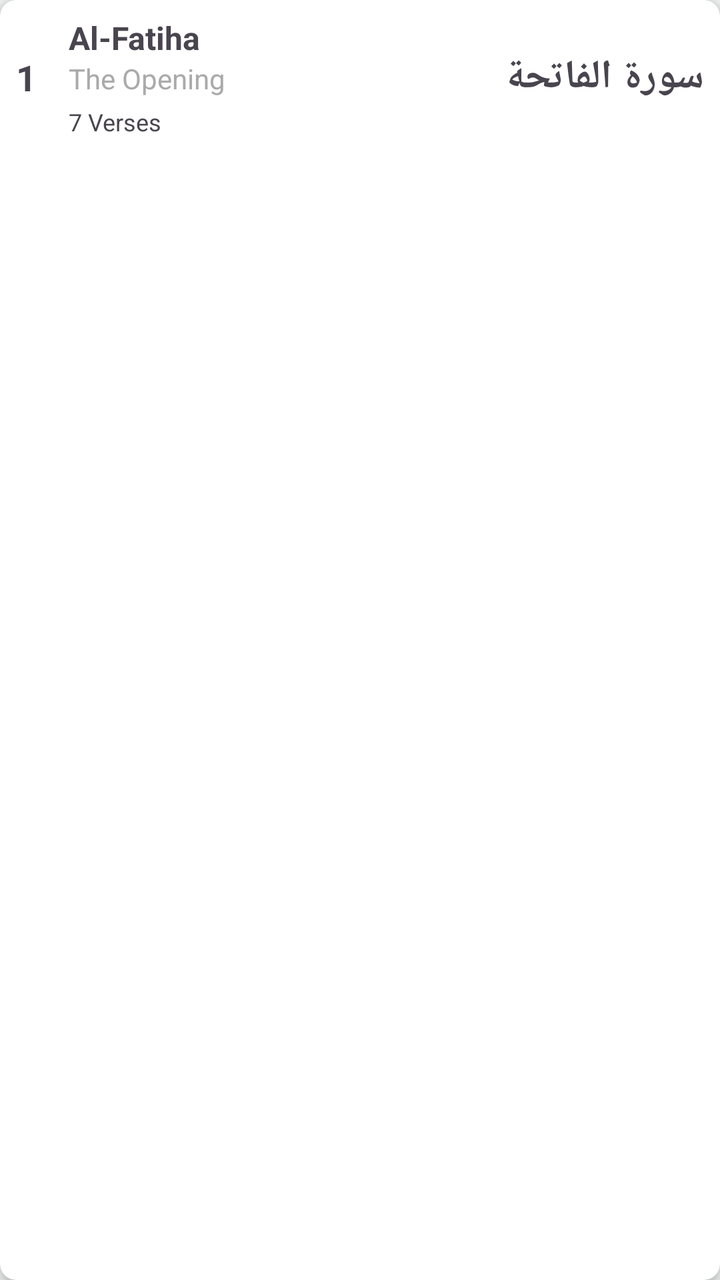
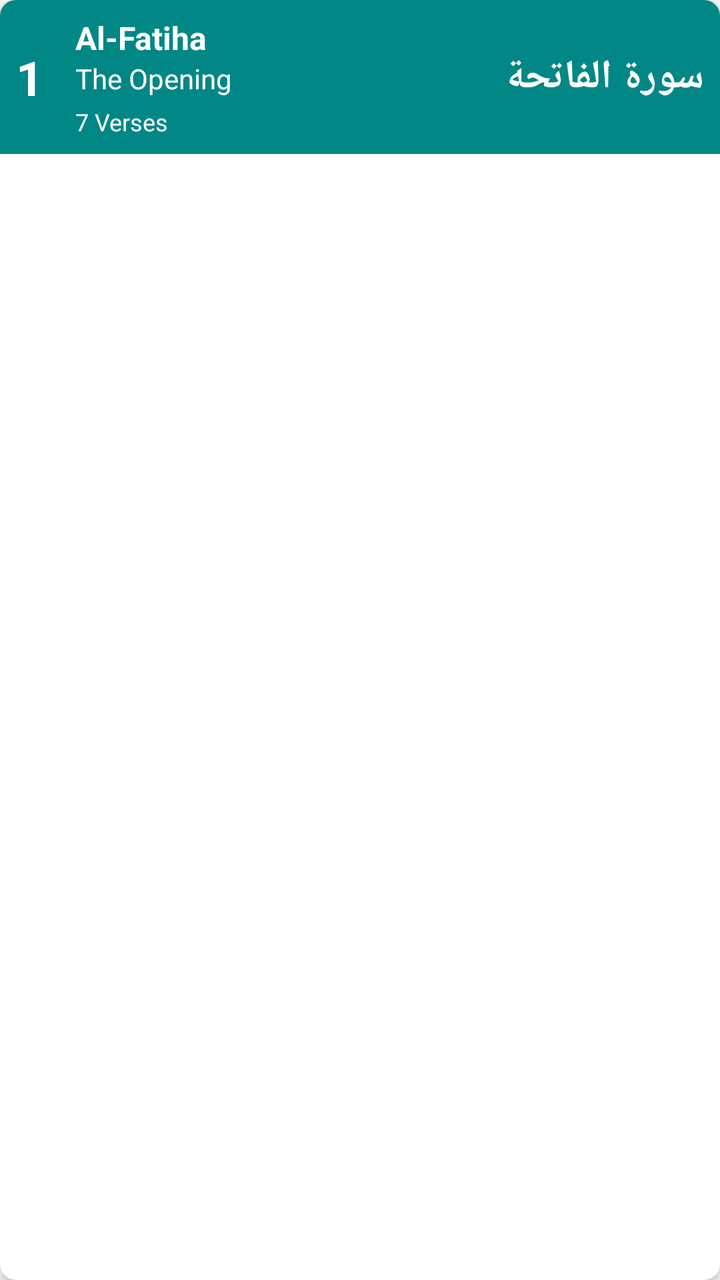

Compare the two renders of this Android layout. The source of the first and the diff that turns it into the second are given below.
<!-- AndroidManifest.xml: application theme Theme.MoslemApp -->
<!-- res/layout/item_surah.xml -->
<?xml version="1.0" encoding="utf-8"?>
<androidx.cardview.widget.CardView xmlns:android="http://schemas.android.com/apk/res/android"
    xmlns:app="http://schemas.android.com/apk/res-auto"
    android:layout_width="match_parent"
    android:layout_height="wrap_content"
    android:layout_margin="4dp"
    app:cardCornerRadius="8dp"
    app:cardElevation="4dp">

    <androidx.constraintlayout.widget.ConstraintLayout
        android:layout_width="match_parent"
        android:layout_height="wrap_content"
        android:padding="8dp">

        <TextView
            android:id="@+id/tvNumber"
            android:layout_width="wrap_content"
            android:layout_height="wrap_content"
            android:text="1"
            android:textSize="18sp"
            android:textStyle="bold"
            app:layout_constraintStart_toStartOf="parent"
            app:layout_constraintTop_toTopOf="parent"
            app:layout_constraintBottom_toBottomOf="parent"/>

        <LinearLayout
            android:layout_width="0dp"
            android:layout_height="wrap_content"
            android:orientation="vertical"
            android:layout_marginStart="16dp"
            app:layout_constraintStart_toEndOf="@id/tvNumber"
            app:layout_constraintTop_toTopOf="parent"
            app:layout_constraintBottom_toBottomOf="parent"
            app:layout_constraintEnd_toStartOf="@id/tvNameArabic">

            <TextView
                android:id="@+id/tvEnglishName"
                android:layout_width="wrap_content"
                android:layout_height="wrap_content"
                android:text="Al-Fatiha"
                android:textStyle="bold"
                android:textSize="16sp"/>

            <TextView
                android:id="@+id/tvEnglishNameTranslation"
                android:layout_width="wrap_content"
                android:layout_height="wrap_content"
                android:text="The Opening"
                android:textSize="14sp"
                android:textColor="@android:color/darker_gray"/>

            <TextView
                android:id="@+id/tvVerses"
                android:layout_width="wrap_content"
                android:layout_height="wrap_content"
                android:text="7 Verses"
                android:textSize="12sp"
                android:layout_marginTop="4dp"/>
        </LinearLayout>

        <TextView
            android:id="@+id/tvNameArabic"
            android:layout_width="wrap_content"
            android:layout_height="wrap_content"
            android:text="سورة الفاتحة"
            android:textSize="20sp"
            android:textStyle="bold"
            app:layout_constraintEnd_toEndOf="parent"
            app:layout_constraintTop_toTopOf="parent"
            app:layout_constraintBottom_toBottomOf="parent"/>

    </androidx.constraintlayout.widget.ConstraintLayout>

</androidx.cardview.widget.CardView>
<!-- resources referenced by this layout -->
<resources>
  <style name="Theme.MoslemApp" parent="Base.Theme.MoslemApp" />
  <style name="Base.Theme.MoslemApp" parent="Theme.Material3.DayNight.NoActionBar">
  
          <item name="android:colorBackground">#F3F4F4</item>
      </style>
</resources>

<!-- the commit's change to res/layout/item_surah.xml (unified diff, before → after) -->
@@ -3,22 +3,24 @@
     xmlns:app="http://schemas.android.com/apk/res-auto"
     android:layout_width="match_parent"
     android:layout_height="wrap_content"
-    android:layout_margin="4dp"
+    android:layout_margin="2dp"
     app:cardCornerRadius="8dp"
     app:cardElevation="4dp">
 
     <androidx.constraintlayout.widget.ConstraintLayout
         android:layout_width="match_parent"
         android:layout_height="wrap_content"
+        android:background="@color/teal_700"
         android:padding="8dp">
 
         <TextView
             android:id="@+id/tvNumber"
             android:layout_width="wrap_content"
-            android:layout_height="wrap_content"
+            android:layout_height="match_parent"
             android:text="1"
-            android:textSize="18sp"
+            android:textSize="24sp"
             android:textStyle="bold"
+            android:textColor="@color/white"
             app:layout_constraintStart_toStartOf="parent"
             app:layout_constraintTop_toTopOf="parent"
             app:layout_constraintBottom_toBottomOf="parent"/>
@@ -38,6 +40,7 @@
                 android:layout_width="wrap_content"
                 android:layout_height="wrap_content"
                 android:text="Al-Fatiha"
+                android:textColor="@color/white"
                 android:textStyle="bold"
                 android:textSize="16sp"/>
 
@@ -47,7 +50,8 @@
                 android:layout_height="wrap_content"
                 android:text="The Opening"
                 android:textSize="14sp"
-                android:textColor="@android:color/darker_gray"/>
+                android:textColor="@android:color/white"
+                />
 
             <TextView
                 android:id="@+id/tvVerses"
@@ -55,6 +59,7 @@
                 android:layout_height="wrap_content"
                 android:text="7 Verses"
                 android:textSize="12sp"
+                android:textColor="@android:color/white"
                 android:layout_marginTop="4dp"/>
         </LinearLayout>
 
@@ -65,6 +70,7 @@
             android:text="سورة الفاتحة"
             android:textSize="20sp"
             android:textStyle="bold"
+            android:textColor="@android:color/white"
             app:layout_constraintEnd_toEndOf="parent"
             app:layout_constraintTop_toTopOf="parent"
             app:layout_constraintBottom_toBottomOf="parent"/>
<!-- resource entries referenced after the edit -->
@@ -1,9 +1,20 @@
 <!-- resources referenced by this layout -->
 <resources>
+  <color name="teal_700">#FF018786</color>
+  <color name="white">#FFFFFFFF</color>
   <style name="Theme.MoslemApp" parent="Base.Theme.MoslemApp" />
   <style name="Base.Theme.MoslemApp" parent="Theme.Material3.DayNight.NoActionBar">
   
-          <item name="android:colorBackground">#F3F4F4</item>
+          <item name="colorPrimary">@color/teal_700</item>
+          
+          
+          
+          
+          
+          
+          
+          <item name="android:statusBarColor">?attr/colorPrimary</item>
+          <item name="android:colorBackground">@android:color/white</item>
       </style>
 </resources>
 
